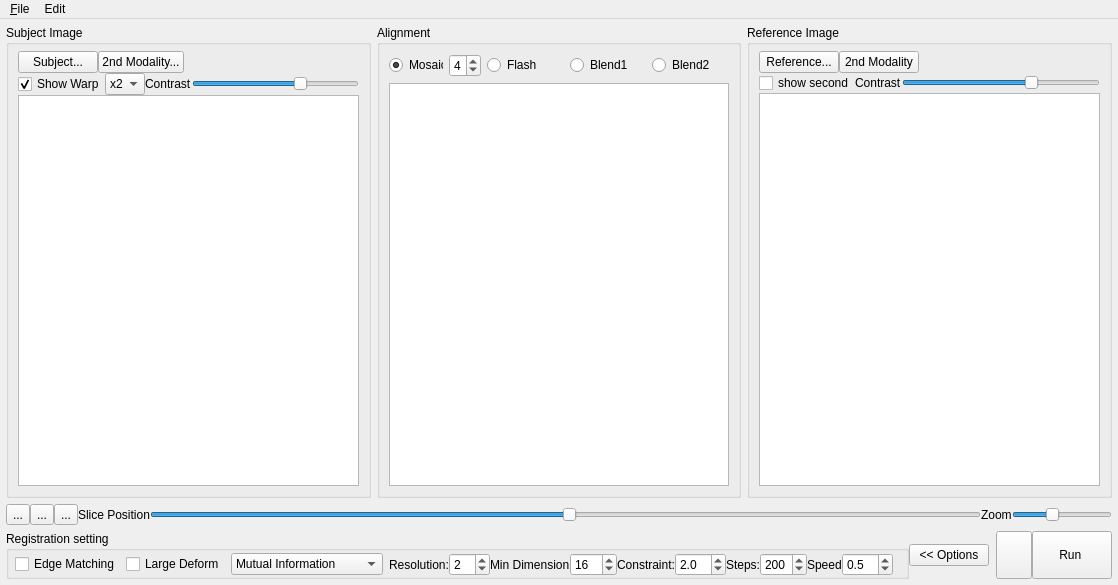
frankyeh/DSI-Studio, file regtoolbox.ui: the form before one commit.
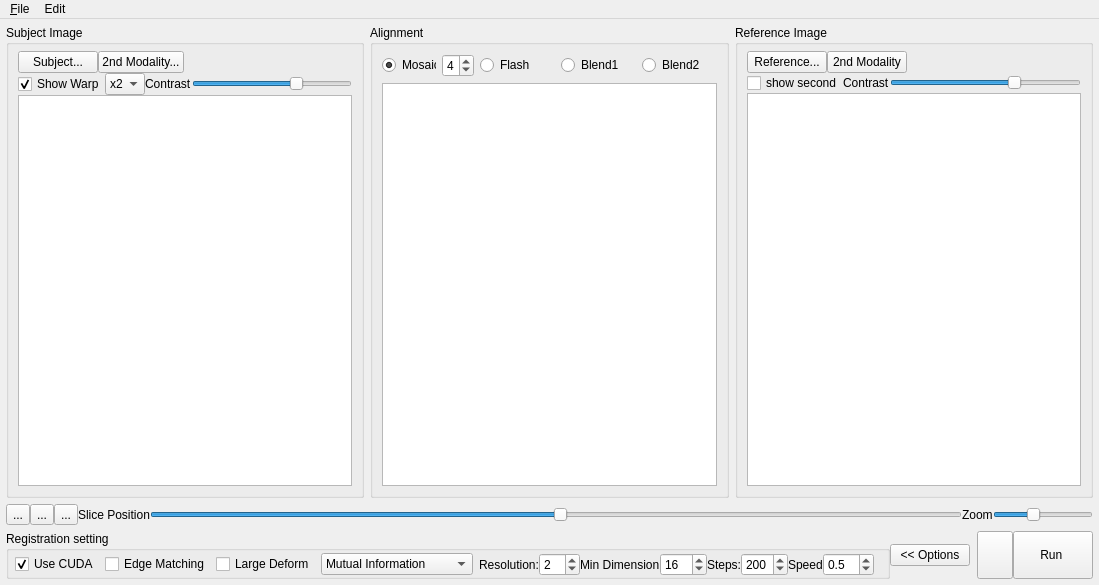
The form after the commit. Icons and pictures are not drawn.

Commit message: revise reg tool

```diff
--- a/regtoolbox.ui
+++ b/regtoolbox.ui
@@ -596,6 +596,16 @@
          <property name="bottomMargin">
           <number>0</number>
          </property>
+         <item>
+          <widget class="QCheckBox" name="use_cuda">
+           <property name="text">
+            <string>Use CUDA</string>
+           </property>
+           <property name="checked">
+            <bool>true</bool>
+           </property>
+          </widget>
+         </item>
          <item>
           <widget class="QCheckBox" name="edge">
            <property name="toolTip">
@@ -729,32 +739,6 @@
                  </property>
                 </widget>
                </item>
-               <item>
-                <widget class="QLabel" name="label_7">
-                 <property name="text">
-                  <string>Constraint:</string>
-                 </property>
-                </widget>
-               </item>
-               <item>
-                <widget class="QDoubleSpinBox" name="constraint">
-                 <property name="decimals">
-                  <number>1</number>
-                 </property>
-                 <property name="minimum">
-                  <double>0.100000000000000</double>
-                 </property>
-                 <property name="maximum">
-                  <double>10.000000000000000</double>
-                 </property>
-                 <property name="singleStep">
-                  <double>0.100000000000000</double>
-                 </property>
-                 <property name="value">
-                  <double>2.000000000000000</double>
-                 </property>
-                </widget>
-               </item>
                <item>
                 <widget class="QLabel" name="label_6">
                  <property name="toolTip">
@@ -906,7 +890,7 @@
      <x>0</x>
      <y>0</y>
      <width>1082</width>
-     <height>21</height>
+     <height>22</height>
     </rect>
    </property>
    <widget class="QMenu" name="menu_Open">
```
The commit also changes 1 other file.
